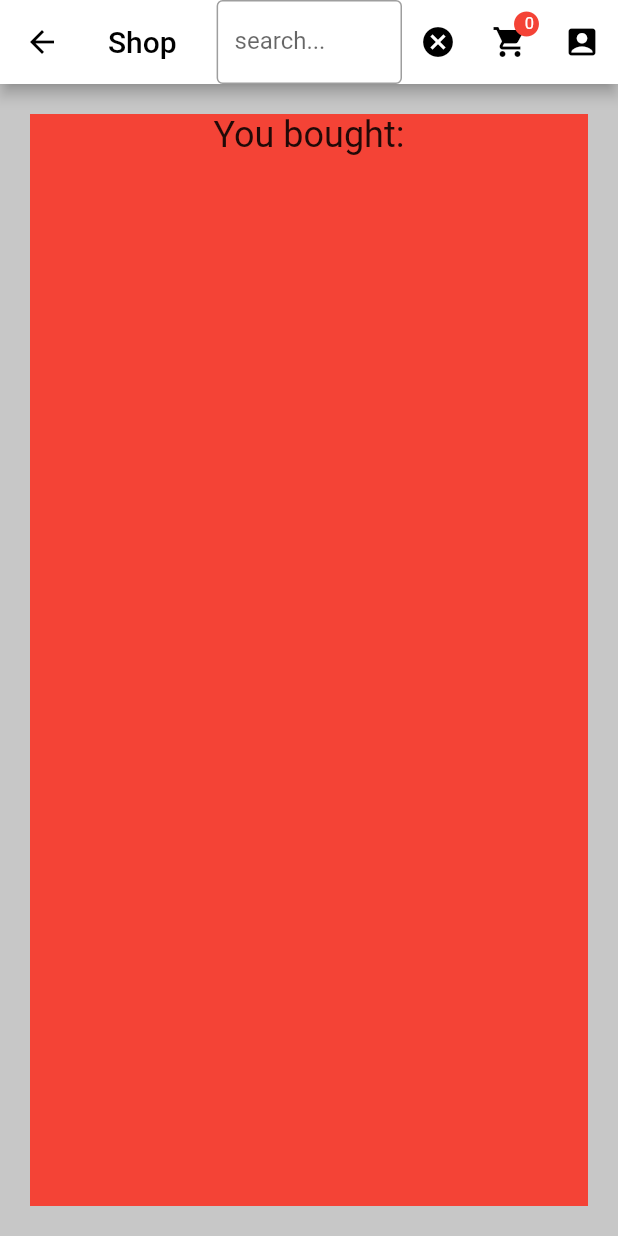
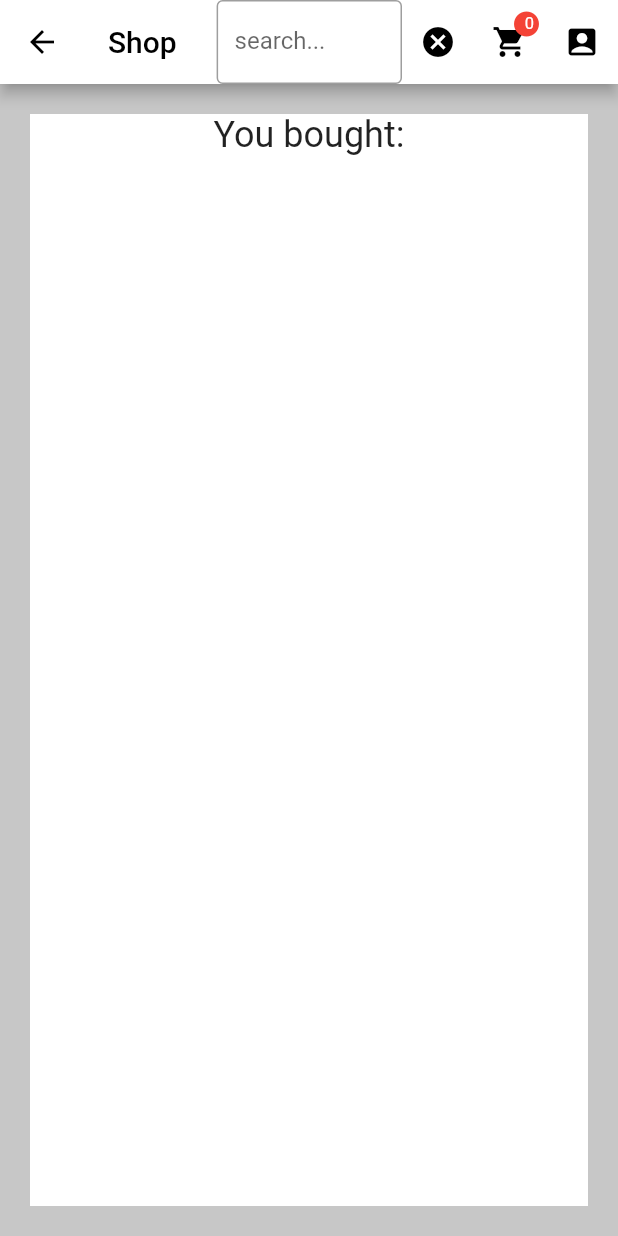
Before and after one commit to samikuikka/E-commerce-mockup, a Flutter app: the CheckoutCompleteScreen screen opened directly with empty values, after a tap on the "search" icon, on a phone screen of 412 x 824 dp. Run offline on Flutter 3.47's test engine with Material 2 defaults, Android fonts, the phone set to English and light mode, and no system bars; our stand-ins replace flutter_riverpod, go_router, shared_preferences; accounts and stored records are empty; network calls fail.

Commit message:
now done?

```diff
--- a/lib/screens/complete/widgets/body.dart
+++ b/lib/screens/complete/widgets/body.dart
@@ -1,7 +1,7 @@
-import 'package:dad_project_2/providers/provider.dart';
 import 'package:flutter/material.dart';
 import '../../../models/product.dart';
 import 'package:flutter_riverpod/flutter_riverpod.dart';
+import '../../cart/widgets/product_card.dart';
 
 class Body extends ConsumerStatefulWidget {
   final List<Product> products;
@@ -22,12 +22,21 @@ class BodyState extends ConsumerState<Body> {
         child: Padding(
           padding: const EdgeInsets.all(20),
           child: Container(
-            color: Colors.red,
+            color: Colors.white,
             width: 400,
             child: Column(
               children: [
                 Text('You bought:',
-                style: Theme.of(context).textTheme.headline5,)
+                style: Theme.of(context).textTheme.headline5,),
+
+                Expanded(
+                  child: ListView.builder(
+                    itemCount: widget.products.length,
+                    itemBuilder: ((context, index) {
+                      return ProductCard(product: widget.products[index], fromCart: false);
+                    })
+                  ),
+                )
               ],
             ),
           ),
```
Also changed, not shown: lib/screens/cart/widgets/product_card.dart (+4 -3 lines).
